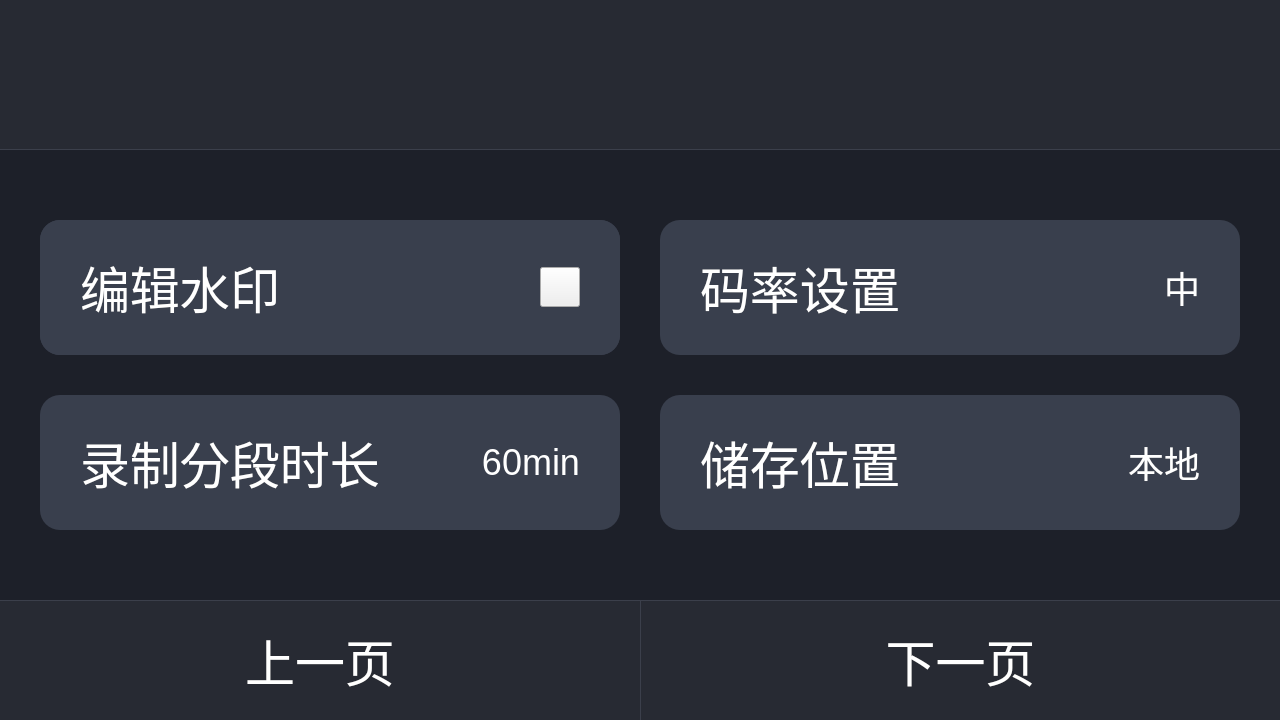
The window that widgets/usersetwidget.ui (wyc15002105071/Recorder) describes before a commit, drawn with Qt 5.
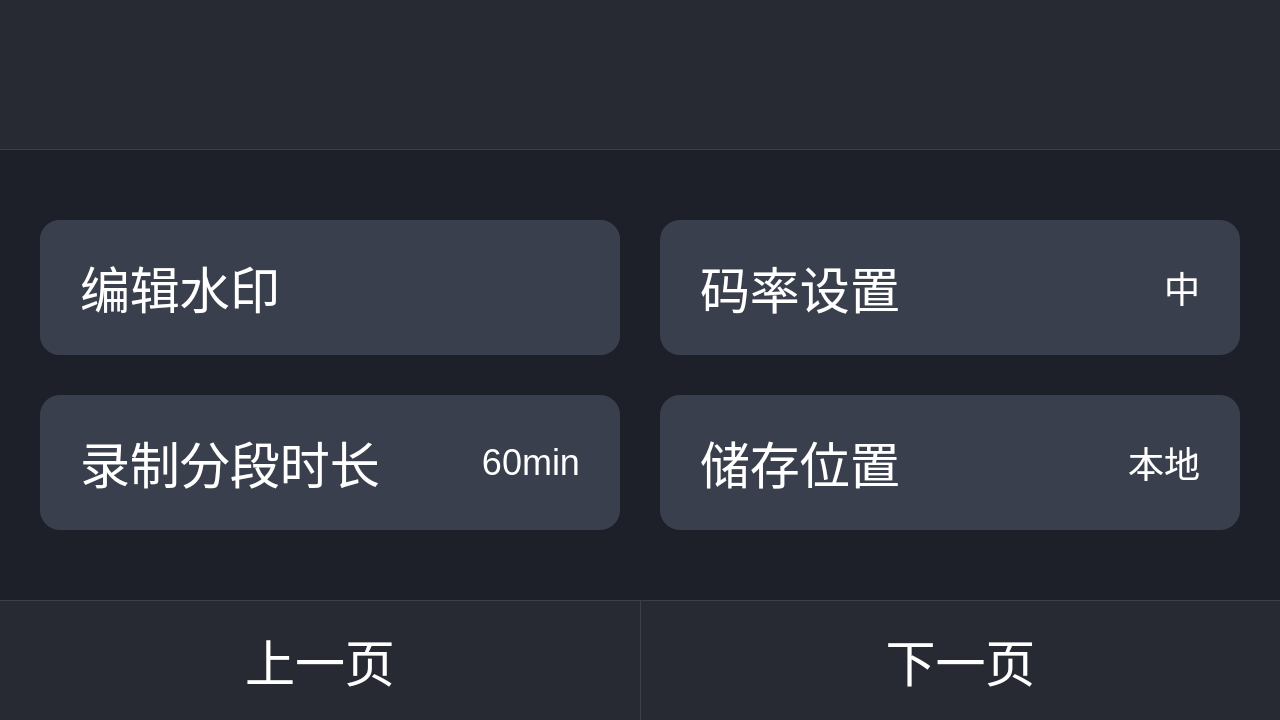
The same window after the commit. Icons and pictures are not drawn.

```diff
--- a/widgets/usersetwidget.ui
+++ b/widgets/usersetwidget.ui
@@ -82,14 +82,14 @@
         </property>
         <property name="minimumSize">
          <size>
-          <width>80</width>
-          <height>60</height>
+          <width>180</width>
+          <height>80</height>
          </size>
         </property>
         <property name="maximumSize">
          <size>
-          <width>80</width>
-          <height>60</height>
+          <width>180</width>
+          <height>80</height>
          </size>
         </property>
         <property name="text">
@@ -145,8 +145,11 @@
 vertical-align: top;
 }
 #pBtn_osd{
-	border-image: url(:/resources/icons/icon_setting_item.png);
-	border-bottom: 1px solid rgb(110, 110, 110);
+	background-color:rgba(57, 63, 77, 1);
+	background-image: url(:/resources/icons/icon_setting_item.png);
+    background-position: right;
+    background-repeat: no-repeat;
+	border:none;
 }
 #pBtn_fps,#pBtn_time,#pBtn_dizhi{
 font-size: 36px;
@@ -195,6 +198,12 @@
           </property>
           <item>
            <widget class="QLabel" name="lb_title_fps">
+            <property name="sizePolicy">
+             <sizepolicy hsizetype="Fixed" vsizetype="Preferred">
+              <horstretch>0</horstretch>
+              <verstretch>0</verstretch>
+             </sizepolicy>
+            </property>
             <property name="text">
              <string>码率设置</string>
             </property>
@@ -203,7 +212,7 @@
           <item>
            <widget class="QPushButton" name="pBtn_fps">
             <property name="sizePolicy">
-             <sizepolicy hsizetype="Fixed" vsizetype="Preferred">
+             <sizepolicy hsizetype="Preferred" vsizetype="Preferred">
               <horstretch>0</horstretch>
               <verstretch>0</verstretch>
              </sizepolicy>
@@ -231,9 +240,15 @@
           <property name="leftMargin">
            <number>40</number>
           </property>
+          <property name="topMargin">
+           <number>0</number>
+          </property>
           <property name="rightMargin">
            <number>40</number>
           </property>
+          <property name="bottomMargin">
+           <number>0</number>
+          </property>
           <item>
            <widget class="QLabel" name="lb_title_ods">
             <property name="text">
@@ -243,17 +258,11 @@
           </item>
           <item>
            <widget class="QPushButton" name="pBtn_osd">
-            <property name="minimumSize">
-             <size>
-              <width>40</width>
-              <height>40</height>
-             </size>
-            </property>
-            <property name="maximumSize">
-             <size>
-              <width>40</width>
-              <height>40</height>
-             </size>
+            <property name="sizePolicy">
+             <sizepolicy hsizetype="Preferred" vsizetype="Preferred">
+              <horstretch>0</horstretch>
+              <verstretch>0</verstretch>
+             </sizepolicy>
             </property>
             <property name="text">
              <string/>
@@ -274,6 +283,12 @@
           </property>
           <item>
            <widget class="QLabel" name="lb_title_time">
+            <property name="sizePolicy">
+             <sizepolicy hsizetype="Fixed" vsizetype="Preferred">
+              <horstretch>0</horstretch>
+              <verstretch>0</verstretch>
+             </sizepolicy>
+            </property>
             <property name="text">
              <string>录制分段时长</string>
             </property>
@@ -282,7 +297,7 @@
           <item>
            <widget class="QPushButton" name="pBtn_time">
             <property name="sizePolicy">
-             <sizepolicy hsizetype="Fixed" vsizetype="Preferred">
+             <sizepolicy hsizetype="Preferred" vsizetype="Preferred">
               <horstretch>0</horstretch>
               <verstretch>0</verstretch>
              </sizepolicy>
@@ -312,6 +327,12 @@
           </property>
           <item>
            <widget class="QLabel" name="lb_title_dizhi">
+            <property name="sizePolicy">
+             <sizepolicy hsizetype="Fixed" vsizetype="Preferred">
+              <horstretch>0</horstretch>
+              <verstretch>0</verstretch>
+             </sizepolicy>
+            </property>
             <property name="text">
              <string>储存位置</string>
             </property>
@@ -320,7 +341,7 @@
           <item>
            <widget class="QPushButton" name="pBtn_dizhi">
             <property name="sizePolicy">
-             <sizepolicy hsizetype="Fixed" vsizetype="Preferred">
+             <sizepolicy hsizetype="Preferred" vsizetype="Preferred">
               <horstretch>0</horstretch>
               <verstretch>0</verstretch>
              </sizepolicy>
@@ -372,9 +393,15 @@
           <property name="leftMargin">
            <number>40</number>
           </property>
+          <property name="topMargin">
+           <number>0</number>
+          </property>
           <property name="rightMargin">
            <number>40</number>
           </property>
+          <property name="bottomMargin">
+           <number>0</number>
+          </property>
           <item>
            <widget class="QLabel" name="lb_title_vision">
             <property name="text">
```
Left out of the diff: 22 changed lines with no effect on the pictures.
